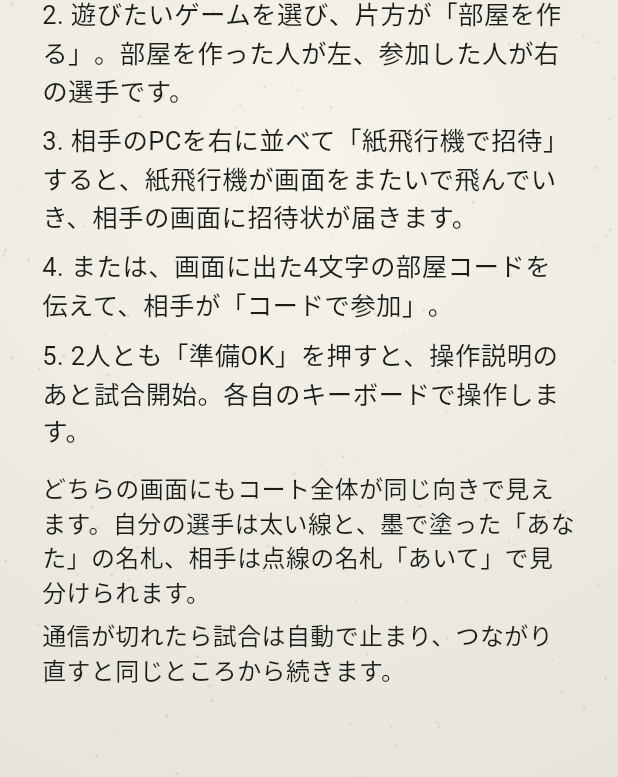
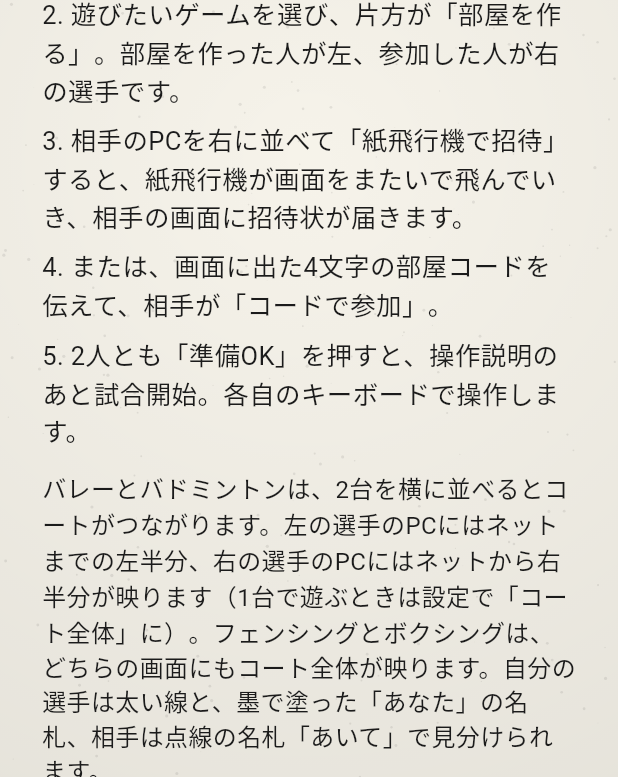
Before and after one commit to yuuyuu86/PONG-PC, a Flutter app: the HowToScreen screen opened directly, after a tap on "バレー", after a tap on "はじめかた", on a phone screen of 412 x 824 dp, the part 459-1236 px from its top. Run offline on Flutter 3.47's test engine with Material 3 defaults, Android fonts, the phone set to English and light mode, and no system bars; our stand-ins replace audioplayers, basic_utils, shared_preferences; accounts and stored records are empty; Roboto replaces fonts that are missing (Yomogi).

Commit message:
バレー・バドミントンは2台を並べるとコートがつながるよう半分ずつ表示する
- 自分が左の選手なら左半分、右の選手なら右半分を映し、ネットを2台の境目に置く
- 相手側にあるボールは境目の矢印で示す。境目が暗くならないよう紙の陰を外す
- フェンシング・ボクシングは中央で間合いを取るため全体表示のまま
- 設定「試合の表示」でコート全体に切りかえられる
- 文言・README・SPECIFICATION を更新、左右と並べた画面を書き出すテスト

Co-Authored-By: Claude Opus 5.5 <noreply@anthropic.com>

```diff
--- a/lib/app/settings.dart
+++ b/lib/app/settings.dart
@@ -64,6 +64,11 @@ class AppSettings extends ChangeNotifier {
     return '${_nameIdeas[r.nextInt(_nameIdeas.length)]}${r.nextInt(90) + 10}';
   }
 
+  /// 試合でコート全体を映す（1台で確かめるときや、2台を並べられないとき）。
+  /// 既定は false で、バレーとバドミントンは2台に半分ずつ映す。
+  bool get fullCourt => _prefs.getBool('fullCourt') ?? false;
+  set fullCourt(bool v) => _set(() => _prefs.setBool('fullCourt', v));
+
   bool get soundOn => _prefs.getBool('soundOn') ?? true;
   set soundOn(bool v) => _set(() => _prefs.setBool('soundOn', v));
 
--- a/lib/games/core/catalog.dart
+++ b/lib/games/core/catalog.dart
@@ -82,6 +82,11 @@ enum GameKind {
         boxing => const BoxingPainter(),
       };
 
+  /// 2台を並べたとき、コートを半分ずつ映すか。
+  /// フェンシングとボクシングは中央付近で間合いを取り合うので、境目（画面のふち）で
+  /// 2人や突き・パンチが切れてしまい遊びにくい。この2つは両方のPCにコート全体を映す。
+  bool get splitCourt => this == volley || this == badminton;
+
   /// 部屋を作るときに選べるルール。ボクシングは試合時間（秒）、ほかは何点先取か。
   List<int> get ruleChoices => this == boxing ? const [30, 60, 90] : const [3, 5, 7, 11];
 
--- a/lib/screens/info.dart
+++ b/lib/screens/info.dart
@@ -53,7 +53,7 @@ class _HowToScreenState extends State<HowToScreen> {
             for (final (i, s) in _steps.indexed)
               Padding(padding: const EdgeInsets.only(bottom: 8), child: Text('${i + 1}. $s', style: const TextStyle(fontSize: 17, height: 1.45))),
             const SizedBox(height: 6),
-            const Text('どちらの画面にもコート全体が同じ向きで見えます。自分の選手は太い線と、墨で塗った「あなた」の名札、相手は点線の名札「あいて」で見分けられます。',
+            const Text('バレーとバドミントンは、2台を横に並べるとコートがつながります。左の選手のPCにはネットまでの左半分、右の選手のPCにはネットから右半分が映ります（1台で遊ぶときは設定で「コート全体」に）。フェンシングとボクシングは、どちらの画面にもコート全体が映ります。自分の選手は太い線と、墨で塗った「あなた」の名札、相手は点線の名札「あいて」で見分けられます。',
                 style: TextStyle(fontSize: 16, height: 1.45)),
             const SizedBox(height: 6),
             const Text('通信が切れたら試合は自動で止まり、つながり直すと同じところから続きます。', style: TextStyle(fontSize: 16, height: 1.45)),
@@ -137,6 +137,29 @@ class _SettingsScreenState extends State<SettingsScreen> {
                         child: Slider(value: s.settings.volume, onChanged: (v) => s.settings.volume = v, onChangeEnd: (_) => s.feedback.play(Sound.hit)),
                       ),
                     ],
+                  ),
+                ],
+              ),
+            ),
+          ),
+          const SizedBox(height: 22),
+          DoodleBox(
+            seed: 86,
+            child: ListenableBuilder(
+              listenable: s.settings,
+              builder: (context, _) => Column(
+                crossAxisAlignment: CrossAxisAlignment.stretch,
+                children: [
+                  const DoodleHeading('試合の表示', size: 21),
+                  const SizedBox(height: 6),
+                  const Text('バレーとバドミントンは、2台を横に並べるとコートがつながるよう、半分ずつ映します。1台で確かめるときや、2台を並べられないときは「コート全体」にしてください。フェンシングとボクシングは、いつもコート全体を映します。',
+                      style: TextStyle(fontSize: 15, color: Palette.pencil, height: 1.4)),
+                  const SizedBox(height: 10),
+                  DoodleTabs(
+                    labels: const ['2台で半分ずつ', 'コート全体'],
+                    selected: s.settings.fullCourt ? 1 : 0,
+                    seed: 87,
+                    onChanged: (i) => s.settings.fullCourt = i == 1,
                   ),
                 ],
               ),
--- a/lib/screens/root.dart
+++ b/lib/screens/root.dart
@@ -340,7 +340,7 @@ class SideBySideHint extends StatelessWidget {
             ],
           ),
           const SizedBox(height: 8),
-          Text('$text 2台の画面がつながって、ひとつのコートになります。紙飛行機もとなりの画面へ飛んでいきます。', style: const TextStyle(fontSize: 16, height: 1.45)),
+          Text('$text バレーとバドミントンは2台の画面がつながって、ひとつのコートになります（ネットが境目）。紙飛行機もとなりの画面へ飛んでいきます。', style: const TextStyle(fontSize: 16, height: 1.45)),
         ],
       ),
     );
--- a/lib/ui/doodle.dart
+++ b/lib/ui/doodle.dart
@@ -120,13 +120,16 @@ class Sketch {
 
 /// 紙の背景。細かいシミと薄い罫線で紙の質感を出す。
 class PaperBackground extends StatelessWidget {
-  const PaperBackground({super.key, required this.child});
+  const PaperBackground({super.key, required this.child, this.vignette = true});
   final Widget child;
+
+  /// 周りを少し暗くする（2台を並べる試合画面では付けない）
+  final bool vignette;
 
   @override
   Widget build(BuildContext context) {
     return CustomPaint(
-      painter: const _PaperPainter(),
+      painter: _PaperPainter(vignette: vignette),
       isComplex: true,
       willChange: false,
       child: child,
@@ -135,7 +138,8 @@ class PaperBackground extends StatelessWidget {
 }
 
 class _PaperPainter extends CustomPainter {
-  const _PaperPainter();
+  const _PaperPainter({this.vignette = true});
+  final bool vignette;
 
   @override
   void paint(Canvas canvas, Size size) {
@@ -147,17 +151,18 @@ class _PaperPainter extends CustomPainter {
       final p = Offset(rnd.nextDouble() * size.width, rnd.nextDouble() * size.height);
       canvas.drawCircle(p, rnd.nextDouble() * 0.9 + 0.2, speck);
     }
-    final vignette = Paint()
+    if (!vignette) return;
+    final shade = Paint()
       ..shader = ui.Gradient.radial(
         size.center(Offset.zero),
         size.longestSide * 0.75,
         [const Color(0x00000000), const Color(0x16000000)],
       );
-    canvas.drawRect(Offset.zero & size, vignette);
+    canvas.drawRect(Offset.zero & size, shade);
   }
 
   @override
-  bool shouldRepaint(covariant CustomPainter oldDelegate) => false;
+  bool shouldRepaint(covariant _PaperPainter old) => old.vignette != vignette;
 }
 
 /// 手描きの枠。ボタンやカードに使う。
```
Also changed, not shown: lib/screens/match.dart (+65 -16 lines), 3 other files.
